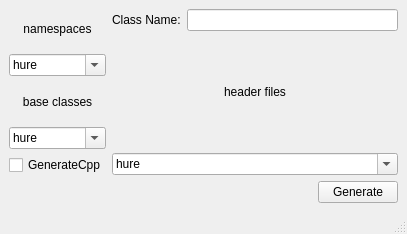
philko4711/phillib, file src/cpp_helper/src/gui/main_window.ui: the form before one commit.
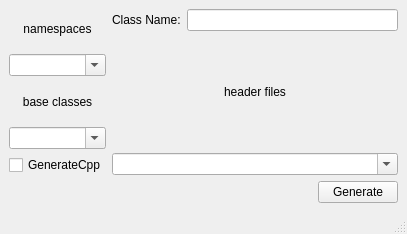
The form after the commit.

Commit message: Added methods to read the gui data. The namespace string is setup.

```diff
--- a/src/cpp_helper/src/gui/main_window.ui
+++ b/src/cpp_helper/src/gui/main_window.ui
@@ -36,16 +36,6 @@
             <property name="editable">
              <bool>true</bool>
             </property>
-            <item>
-             <property name="text">
-              <string>hure</string>
-             </property>
-            </item>
-            <item>
-             <property name="text">
-              <string>sohn</string>
-             </property>
-            </item>
            </widget>
           </item>
          </layout>
@@ -67,16 +57,6 @@
             <property name="editable">
              <bool>true</bool>
             </property>
-            <item>
-             <property name="text">
-              <string>hure</string>
-             </property>
-            </item>
-            <item>
-             <property name="text">
-              <string>sohn</string>
-             </property>
-            </item>
            </widget>
           </item>
          </layout>
@@ -123,16 +103,6 @@
             <property name="editable">
              <bool>true</bool>
             </property>
-            <item>
-             <property name="text">
-              <string>hure</string>
-             </property>
-            </item>
-            <item>
-             <property name="text">
-              <string>sohn</string>
-             </property>
-            </item>
            </widget>
           </item>
          </layout>
```
The commit also changes 3 other files.
